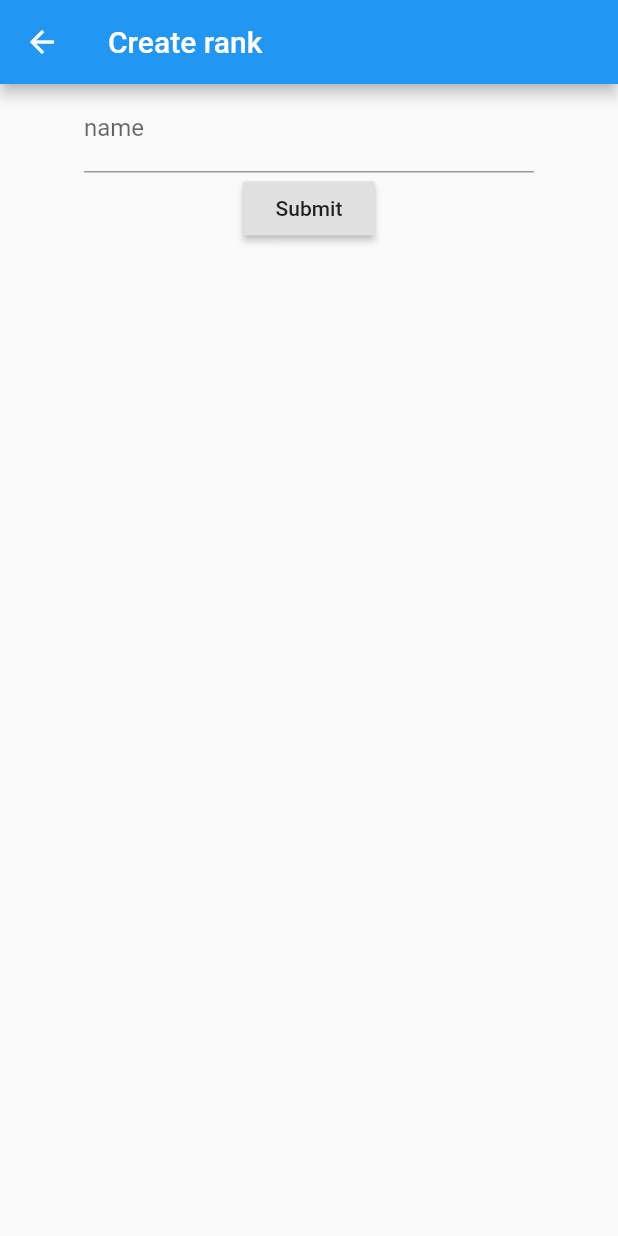
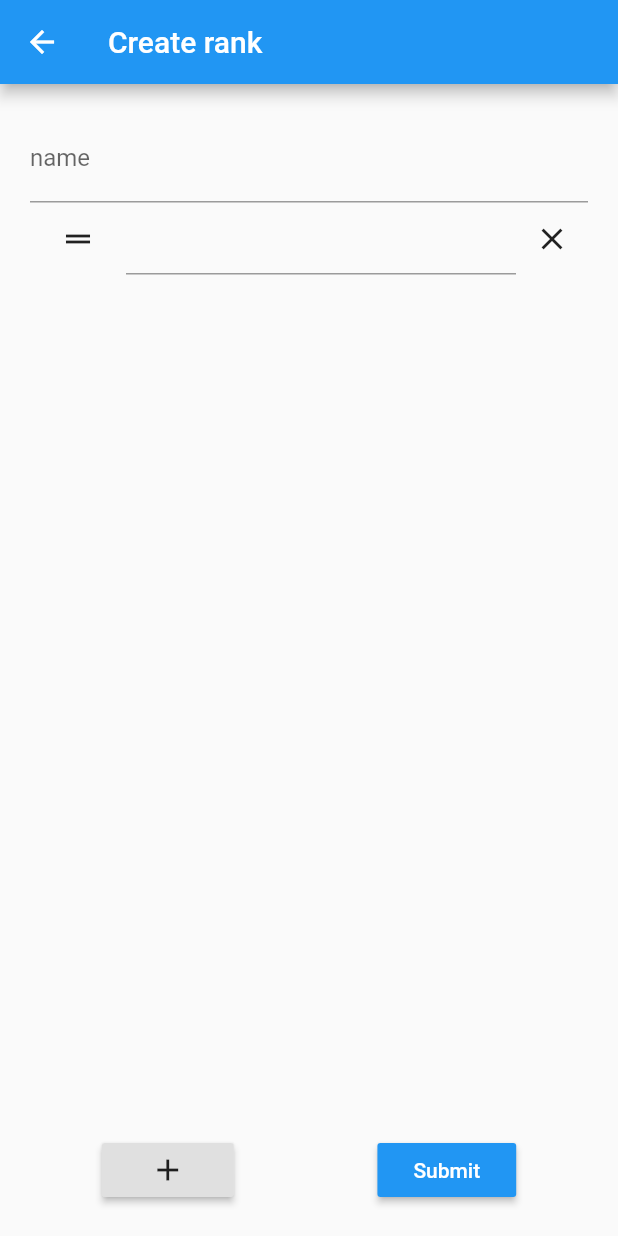
Before and after one commit to Sveta-K13/totem_rank_demo, a Flutter app: the CreatePage screen opened directly, on a phone screen of 412 x 824 dp. Run offline on Flutter 3.47's test engine with Material 2 defaults, Android fonts, the phone set to English and light mode, and no system bars; our stand-ins replace states_rebuilder.

Commit message:
main logic

```diff
--- a/lib/views/screens/create.dart
+++ b/lib/views/screens/create.dart
@@ -15,17 +15,42 @@ class _CreatePageState extends State<CreatePage> {
   final _formKey = GlobalKey<FormState>();
   final _scaffoldKey = GlobalKey<ScaffoldState>();
   String name = '';
-  List<Map> records = [];
+  List<String> recordsNames = [''];
 
   void _createRank() {
     final Function createRank = Injector.get<UserService>().createRank;
 
     var rank = Rank.fromMap({
       'name': name,
-      'records': records,
+      'records': recordsNames.map((e) => {'name': e}),
     });
 
     createRank(rank);
+  }
+
+  void onReorder(oldIndex, newIndex) {
+    print(oldIndex);
+    print(newIndex);
+    setState(() {
+      if (newIndex > oldIndex) {
+        newIndex -= 1;
+      }
+      final item = recordsNames.removeAt(oldIndex);
+      recordsNames.insert(newIndex, item);
+    });
+  }
+
+  void addRecord() {
+    setState(() {
+      recordsNames.add('');
+    });
+  }
+
+  void onRemoveRecord(i) {
+    print(i);
+    setState(() {
+      recordsNames.removeAt(i);
+    });
   }
 
   @override
@@ -35,7 +60,8 @@ class _CreatePageState extends State<CreatePage> {
           appBar: AppBar(
             title: Text('Create rank'),
           ),
-          body:
+          body: SafeArea(
+            child:
               Stack(
                 children: <Widget>[
                   buildForm(),
@@ -45,14 +71,13 @@ class _CreatePageState extends State<CreatePage> {
                   //   )
                 ],
           )
+          )
     );
   }
 
-  Center buildForm() {
-    return Center(
-          child:
-          ConstrainedBox(
-            constraints: BoxConstraints.tightFor(width: 300),
+  Widget buildForm() {
+    return Container(
+      padding: EdgeInsets.all(20),
         child: Form(
               key: _formKey,
               child: Column(
@@ -69,11 +94,24 @@ class _CreatePageState extends State<CreatePage> {
                       return null;
                     },
                     onChanged: (value) {
-                      print(value);
                       name = value;
                     },
                   ),
+                  Flexible(
+                    child:
+                  ReorderableListView(
+                    children: buildRecordsInputs(),
+                    onReorder: onReorder,
+                  )
+                  ),
+                  Row(
+                    mainAxisAlignment: MainAxisAlignment.spaceAround,
+                    children: [
+
+                      RaisedButton(child: Icon(Icons.add), onPressed: addRecord),
                       RaisedButton(
+                        color: Theme.of(context).accentColor,
+                        textTheme: ButtonTextTheme.primary,
                         onPressed: () {
                           if (_formKey.currentState.validate()) {
                             // If the form is valid, display a snackbar. In the real world,
@@ -84,10 +122,60 @@ class _CreatePageState extends State<CreatePage> {
                         },
                         child: Text('Submit'),
                       ),
+                    ]
+                  )
                 ],
-              ),
               ),
             ),
     );
   }
+  buildRecordsInputs() {
+    var i = 0;
+    List inputs = recordsNames.map((e) {
+      var j = i++;
+      return
+      Container(
+        color: Color(e.hashCode),
+
+        key: Key(e),
+      child: Row(
+        children: <Widget>[
+          SizedBox(width: 20),
+          Icon(Icons.drag_handle),
+          SizedBox(width: 20),
+          Flexible(
+            child:
+            TextFormField(
+              initialValue: e,
+              validator: (value) {
+                if (value.isEmpty) {
+                  return 'Please enter some text';
                 }
+                return null;
+              },
+              onChanged: (value) {
+                recordsNames[j] = value;
+              },
+              onEditingComplete: () {
+                setState(() {
+                });
+              },
+            )
+
+          ),
+          IconButton(
+            icon: Icon(Icons.close),
+            onPressed: () => setState(() {
+              print(j);
+              recordsNames.removeAt(j);
+            }),
+          )
+        ],
+
+      )
+      );
+    }
+    ).toList();
+    return inputs;
+  }
+}
--- a/lib/views/ui/rank_card.dart
+++ b/lib/views/ui/rank_card.dart
@@ -40,7 +40,7 @@ class RankCard extends StatelessWidget {
               width: 40,
               height: 40,
               decoration: BoxDecoration(
-                color: Color(e.name.hashCode * e.name.hashCode * e.name.hashCode),
+                color: Color(e.hashCode),
                 borderRadius: BorderRadius.circular(40)
               ),
               child: Center(
```
Lines whose indentation alone changed are shown as unchanged.
